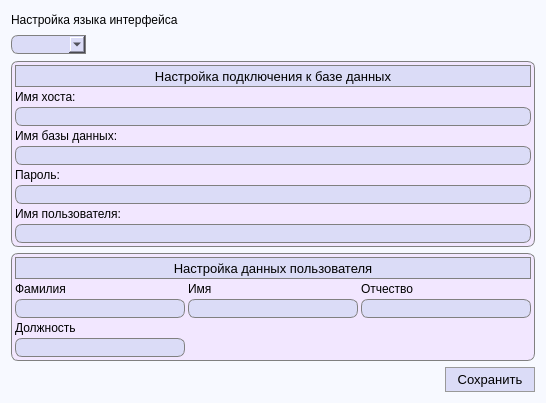
The window that SettingsWindow.ui (FediiBohdan/TechService) describes before a commit, drawn with Qt 5.
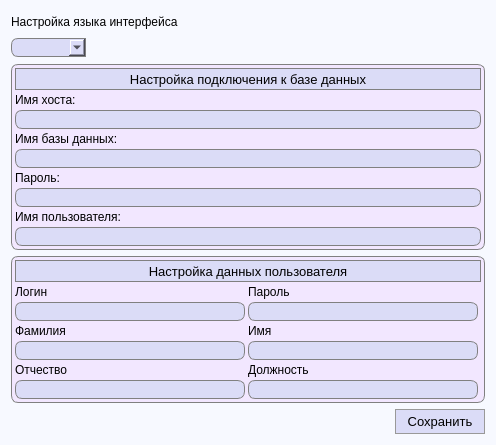
The same window after the commit. Icons and pictures are not drawn.

Patch:
```diff
--- a/SettingsWindow.ui
+++ b/SettingsWindow.ui
@@ -6,8 +6,8 @@
    <rect>
     <x>0</x>
     <y>0</y>
-    <width>546</width>
-    <height>403</height>
+    <width>496</width>
+    <height>445</height>
    </rect>
   </property>
   <property name="windowTitle">
@@ -23,59 +23,8 @@
 }</string>
   </property>
   <layout class="QGridLayout" name="gridLayout_5">
-   <item row="0" column="0" colspan="2">
-    <layout class="QGridLayout" name="gridLayout_2">
-     <property name="verticalSpacing">
-      <number>6</number>
-     </property>
-     <item row="0" column="0" colspan="2">
-      <widget class="QLabel" name="label_6">
-       <property name="font">
-        <font>
-         <pointsize>9</pointsize>
-        </font>
-       </property>
-       <property name="text">
-        <string>Настройка языка интерфейса</string>
-       </property>
-      </widget>
-     </item>
-     <item row="1" column="0">
-      <widget class="QComboBox" name="languageSelection">
-       <property name="font">
-        <font>
-         <pointsize>10</pointsize>
-        </font>
-       </property>
-       <property name="styleSheet">
-        <string notr="true">QComboBox {
-	border: 1px solid gray;
-    border-top-left-radius: 7px;
-	border-bottom-left-radius: 7px;
-    background-color: #dbdcf7;
-	padding-left: 6px;
-}</string>
-       </property>
-       <property name="currentIndex">
-        <number>-1</number>
-       </property>
-      </widget>
-     </item>
-     <item row="1" column="1">
-      <spacer name="horizontalSpacer">
-       <property name="orientation">
-        <enum>Qt::Horizontal</enum>
-       </property>
-       <property name="sizeHint" stdset="0">
-        <size>
-         <width>40</width>
-         <height>20</height>
-        </size>
-       </property>
-      </spacer>
-     </item>
-    </layout>
-   </item>
+   <item row="0" column="0">
+    <layout class="QGridLayout" name="gridLayout_3">
    <item row="3" column="0">
     <spacer name="horizontalSpacer_2">
      <property name="orientation">
@@ -132,6 +81,324 @@
      </property>
     </widget>
    </item>
+     <item row="2" column="0" colspan="2">
+      <widget class="QFrame" name="frame">
+       <property name="styleSheet">
+        <string notr="true">QFrame {
+	background-color: #f2e7ff;
+	border: 1px solid grey;
+	border-radius: 7px;
+}</string>
+       </property>
+       <property name="frameShape">
+        <enum>QFrame::StyledPanel</enum>
+       </property>
+       <property name="frameShadow">
+        <enum>QFrame::Raised</enum>
+       </property>
+       <layout class="QGridLayout" name="gridLayout">
+        <property name="leftMargin">
+         <number>3</number>
+        </property>
+        <property name="topMargin">
+         <number>3</number>
+        </property>
+        <property name="rightMargin">
+         <number>3</number>
+        </property>
+        <property name="bottomMargin">
+         <number>3</number>
+        </property>
+        <property name="spacing">
+         <number>3</number>
+        </property>
+        <item row="3" column="1">
+         <widget class="QLineEdit" name="lineEdit_2">
+          <property name="font">
+           <font>
+            <pointsize>10</pointsize>
+           </font>
+          </property>
+          <property name="styleSheet">
+           <string notr="true">QLineEdit {
+	border: 1px solid gray;
+    border-radius: 7px;
+    background-color: #dbdcf7;
+	padding-left: 3px;
+}</string>
+          </property>
+         </widget>
+        </item>
+        <item row="4" column="1">
+         <widget class="QLabel" name="label_2">
+          <property name="font">
+           <font>
+            <pointsize>9</pointsize>
+           </font>
+          </property>
+          <property name="styleSheet">
+           <string notr="true">QLabel {
+	border: 0px;
+	background-color: transparent;
+}
+</string>
+          </property>
+          <property name="text">
+           <string>Имя</string>
+          </property>
+         </widget>
+        </item>
+        <item row="4" column="0">
+         <widget class="QLabel" name="label">
+          <property name="font">
+           <font>
+            <pointsize>9</pointsize>
+           </font>
+          </property>
+          <property name="styleSheet">
+           <string notr="true">QLabel {
+	border: 0px;
+	background-color: transparent;
+}
+</string>
+          </property>
+          <property name="text">
+           <string>Фамилия</string>
+          </property>
+         </widget>
+        </item>
+        <item row="3" column="0">
+         <widget class="QLineEdit" name="lineEdit">
+          <property name="font">
+           <font>
+            <pointsize>10</pointsize>
+           </font>
+          </property>
+          <property name="styleSheet">
+           <string notr="true">QLineEdit {
+	border: 1px solid gray;
+    border-radius: 7px;
+    background-color: #dbdcf7;
+	padding-left: 3px;
+}</string>
+          </property>
+         </widget>
+        </item>
+        <item row="2" column="0">
+         <widget class="QLabel" name="label_7">
+          <property name="font">
+           <font>
+            <pointsize>9</pointsize>
+           </font>
+          </property>
+          <property name="styleSheet">
+           <string notr="true">QLabel {
+	border: 0px;
+	background-color: transparent;
+}
+</string>
+          </property>
+          <property name="text">
+           <string>Логин</string>
+          </property>
+         </widget>
+        </item>
+        <item row="2" column="1">
+         <widget class="QLabel" name="label_8">
+          <property name="font">
+           <font>
+            <pointsize>9</pointsize>
+           </font>
+          </property>
+          <property name="styleSheet">
+           <string notr="true">QLabel {
+	border: 0px;
+	background-color: transparent;
+}
+</string>
+          </property>
+          <property name="text">
+           <string>Пароль</string>
+          </property>
+         </widget>
+        </item>
+        <item row="7" column="1">
+         <widget class="QLineEdit" name="userPosition">
+          <property name="font">
+           <font>
+            <pointsize>10</pointsize>
+           </font>
+          </property>
+          <property name="styleSheet">
+           <string notr="true">QLineEdit {
+	border: 1px solid gray;
+    border-radius: 7px;
+    background-color: #dbdcf7;
+	padding-left: 3px;
+}</string>
+          </property>
+         </widget>
+        </item>
+        <item row="5" column="0">
+         <widget class="QLineEdit" name="userFirstName">
+          <property name="font">
+           <font>
+            <pointsize>10</pointsize>
+           </font>
+          </property>
+          <property name="styleSheet">
+           <string notr="true">QLineEdit {
+	border: 1px solid gray;
+    border-radius: 7px;
+    background-color: #dbdcf7;
+	padding-left: 3px;
+}</string>
+          </property>
+         </widget>
+        </item>
+        <item row="0" column="0" colspan="3">
+         <widget class="QFrame" name="frame_2">
+          <property name="minimumSize">
+           <size>
+            <width>0</width>
+            <height>22</height>
+           </size>
+          </property>
+          <property name="maximumSize">
+           <size>
+            <width>16777215</width>
+            <height>22</height>
+           </size>
+          </property>
+          <property name="styleSheet">
+           <string notr="true">QFrame {
+	background-color: #dbdcf7;
+	border: 1px solid grey;
+	border-radius: 0px;
+}</string>
+          </property>
+          <property name="frameShape">
+           <enum>QFrame::StyledPanel</enum>
+          </property>
+          <property name="frameShadow">
+           <enum>QFrame::Raised</enum>
+          </property>
+          <layout class="QGridLayout" name="gridLayout_6">
+           <property name="leftMargin">
+            <number>2</number>
+           </property>
+           <property name="topMargin">
+            <number>2</number>
+           </property>
+           <property name="rightMargin">
+            <number>2</number>
+           </property>
+           <property name="bottomMargin">
+            <number>2</number>
+           </property>
+           <property name="spacing">
+            <number>2</number>
+           </property>
+           <item row="0" column="0">
+            <widget class="QLabel" name="label_5">
+             <property name="font">
+              <font>
+               <pointsize>10</pointsize>
+              </font>
+             </property>
+             <property name="styleSheet">
+              <string notr="true">QLabel {
+	border: 0px;
+	background-color: transparent;
+}
+</string>
+             </property>
+             <property name="text">
+              <string>Настройка данных пользователя</string>
+             </property>
+             <property name="alignment">
+              <set>Qt::AlignCenter</set>
+             </property>
+            </widget>
+           </item>
+          </layout>
+         </widget>
+        </item>
+        <item row="5" column="1">
+         <widget class="QLineEdit" name="userSecondName">
+          <property name="font">
+           <font>
+            <pointsize>10</pointsize>
+           </font>
+          </property>
+          <property name="styleSheet">
+           <string notr="true">QLineEdit {
+	border: 1px solid gray;
+    border-radius: 7px;
+    background-color: #dbdcf7;
+	padding-left: 3px;
+}</string>
+          </property>
+         </widget>
+        </item>
+        <item row="6" column="1">
+         <widget class="QLabel" name="label_4">
+          <property name="font">
+           <font>
+            <pointsize>9</pointsize>
+           </font>
+          </property>
+          <property name="styleSheet">
+           <string notr="true">QLabel {
+	border: 0px;
+	background-color: transparent;
+}
+</string>
+          </property>
+          <property name="text">
+           <string>Должность</string>
+          </property>
+         </widget>
+        </item>
+        <item row="7" column="0">
+         <widget class="QLineEdit" name="userThirdName">
+          <property name="font">
+           <font>
+            <pointsize>10</pointsize>
+           </font>
+          </property>
+          <property name="styleSheet">
+           <string notr="true">QLineEdit {
+	border: 1px solid gray;
+    border-radius: 7px;
+    background-color: #dbdcf7;
+	padding-left: 3px;
+}</string>
+          </property>
+         </widget>
+        </item>
+        <item row="6" column="0">
+         <widget class="QLabel" name="label_3">
+          <property name="font">
+           <font>
+            <pointsize>9</pointsize>
+           </font>
+          </property>
+          <property name="styleSheet">
+           <string notr="true">QLabel {
+	border: 0px;
+	background-color: transparent;
+}
+</string>
+          </property>
+          <property name="text">
+           <string>Отчество</string>
+          </property>
+         </widget>
+        </item>
+       </layout>
+      </widget>
+     </item>
    <item row="1" column="0" colspan="2">
     <widget class="QFrame" name="frame_3">
      <property name="styleSheet">
@@ -378,251 +645,60 @@
      </layout>
     </widget>
    </item>
-   <item row="2" column="0" colspan="2">
-    <widget class="QFrame" name="frame">
-     <property name="styleSheet">
-      <string notr="true">QFrame {
-	background-color: #f2e7ff;
-	border: 1px solid grey;
-	border-radius: 7px;
-}</string>
-     </property>
-     <property name="frameShape">
-      <enum>QFrame::StyledPanel</enum>
-     </property>
-     <property name="frameShadow">
-      <enum>QFrame::Raised</enum>
-     </property>
-     <layout class="QGridLayout" name="gridLayout">
-      <property name="leftMargin">
-       <number>3</number>
-      </property>
-      <property name="topMargin">
-       <number>3</number>
-      </property>
-      <property name="rightMargin">
-       <number>3</number>
-      </property>
-      <property name="bottomMargin">
-       <number>3</number>
-      </property>
-      <property name="spacing">
-       <number>3</number>
-      </property>
-      <item row="1" column="1">
-       <widget class="QLabel" name="label_2">
+     <item row="0" column="0" colspan="2">
+      <layout class="QGridLayout" name="gridLayout_2">
+       <property name="verticalSpacing">
+        <number>6</number>
+       </property>
+       <item row="0" column="0" colspan="2">
+        <widget class="QLabel" name="label_6">
         <property name="font">
          <font>
           <pointsize>9</pointsize>
          </font>
         </property>
-        <property name="styleSheet">
-         <string notr="true">QLabel {
-	border: 0px;
-	background-color: transparent;
-}
-</string>
-        </property>
         <property name="text">
-         <string>Имя</string>
-        </property>
-       </widget>
-      </item>
-      <item row="3" column="0">
-       <widget class="QLabel" name="label_4">
-        <property name="font">
-         <font>
-          <pointsize>9</pointsize>
-         </font>
-        </property>
-        <property name="styleSheet">
-         <string notr="true">QLabel {
-	border: 0px;
-	background-color: transparent;
-}
-</string>
-        </property>
-        <property name="text">
-         <string>Должность</string>
-        </property>
-       </widget>
-      </item>
-      <item row="1" column="2">
-       <widget class="QLabel" name="label_3">
-        <property name="font">
-         <font>
-          <pointsize>9</pointsize>
-         </font>
-        </property>
-        <property name="styleSheet">
-         <string notr="true">QLabel {
-	border: 0px;
-	background-color: transparent;
-}
-</string>
-        </property>
-        <property name="text">
-         <string>Отчество</string>
-        </property>
-       </widget>
-      </item>
-      <item row="2" column="2">
-       <widget class="QLineEdit" name="userThirdName">
-        <property name="font">
-         <font>
-          <pointsize>10</pointsize>
-         </font>
-        </property>
-        <property name="styleSheet">
-         <string notr="true">QLineEdit {
-	border: 1px solid gray;
-    border-radius: 7px;
-    background-color: #dbdcf7;
-	padding-left: 3px;
-}</string>
-        </property>
-       </widget>
-      </item>
-      <item row="2" column="1">
-       <widget class="QLineEdit" name="userSecondName">
-        <property name="font">
-         <font>
-          <pointsize>10</pointsize>
-         </font>
-        </property>
-        <property name="styleSheet">
-         <string notr="true">QLineEdit {
-	border: 1px solid gray;
-    border-radius: 7px;
-    background-color: #dbdcf7;
-	padding-left: 3px;
-}</string>
+          <string>Настройка языка интерфейса</string>
         </property>
        </widget>
       </item>
       <item row="1" column="0">
-       <widget class="QLabel" name="label">
+        <widget class="QComboBox" name="languageSelection">
         <property name="font">
          <font>
-          <pointsize>9</pointsize>
-         </font>
-        </property>
-        <property name="styleSheet">
-         <string notr="true">QLabel {
-	border: 0px;
-	background-color: transparent;
-}
-</string>
-        </property>
-        <property name="text">
-         <string>Фамилия</string>
-        </property>
-       </widget>
-      </item>
-      <item row="2" column="0">
-       <widget class="QLineEdit" name="userFirstName">
-        <property name="font">
-         <font>
           <pointsize>10</pointsize>
          </font>
         </property>
         <property name="styleSheet">
-         <string notr="true">QLineEdit {
+          <string notr="true">QComboBox {
 	border: 1px solid gray;
-    border-radius: 7px;
+    border-top-left-radius: 7px;
+	border-bottom-left-radius: 7px;
     background-color: #dbdcf7;
-	padding-left: 3px;
+	padding-left: 6px;
 }</string>
         </property>
-       </widget>
-      </item>
-      <item row="0" column="0" colspan="3">
-       <widget class="QFrame" name="frame_2">
-        <property name="minimumSize">
-         <size>
-          <width>0</width>
-          <height>22</height>
-         </size>
-        </property>
-        <property name="maximumSize">
+         <property name="currentIndex">
+          <number>-1</number>
+         </property>
+        </widget>
+       </item>
+       <item row="1" column="1">
+        <spacer name="horizontalSpacer">
+         <property name="orientation">
+          <enum>Qt::Horizontal</enum>
+         </property>
+         <property name="sizeHint" stdset="0">
          <size>
-          <width>16777215</width>
-          <height>22</height>
-         </size>
-        </property>
-        <property name="styleSheet">
-         <string notr="true">QFrame {
-	background-color: #dbdcf7;
-	border: 1px solid grey;
-	border-radius: 0px;
-}</string>
-        </property>
-        <property name="frameShape">
-         <enum>QFrame::StyledPanel</enum>
-        </property>
-        <property name="frameShadow">
-         <enum>QFrame::Raised</enum>
-        </property>
-        <layout class="QGridLayout" name="gridLayout_6">
-         <property name="leftMargin">
-          <number>2</number>
-         </property>
-         <property name="topMargin">
-          <number>2</number>
-         </property>
-         <property name="rightMargin">
-          <number>2</number>
-         </property>
-         <property name="bottomMargin">
-          <number>2</number>
-         </property>
-         <property name="spacing">
-          <number>2</number>
-         </property>
-         <item row="0" column="0">
-          <widget class="QLabel" name="label_5">
-           <property name="font">
-            <font>
-             <pointsize>10</pointsize>
-            </font>
-           </property>
-           <property name="styleSheet">
-            <string notr="true">QLabel {
-	border: 0px;
-	background-color: transparent;
-}
-</string>
-           </property>
-           <property name="text">
-            <string>Настройка данных пользователя</string>
-           </property>
-           <property name="alignment">
-            <set>Qt::AlignCenter</set>
-           </property>
-          </widget>
-         </item>
-        </layout>
-       </widget>
-      </item>
-      <item row="4" column="0">
-       <widget class="QLineEdit" name="userPosition">
-        <property name="font">
-         <font>
-          <pointsize>10</pointsize>
-         </font>
-        </property>
-        <property name="styleSheet">
-         <string notr="true">QLineEdit {
-	border: 1px solid gray;
-    border-radius: 7px;
-    background-color: #dbdcf7;
-	padding-left: 3px;
-}</string>
-        </property>
-       </widget>
-      </item>
-     </layout>
-    </widget>
+           <width>40</width>
+           <height>20</height>
+          </size>
+         </property>
+        </spacer>
+       </item>
+      </layout>
+     </item>
+    </layout>
    </item>
   </layout>
  </widget>
```
Left out of the diff: 8 changed lines with no effect on the pictures. Lines whose indentation alone changed are shown as unchanged.
